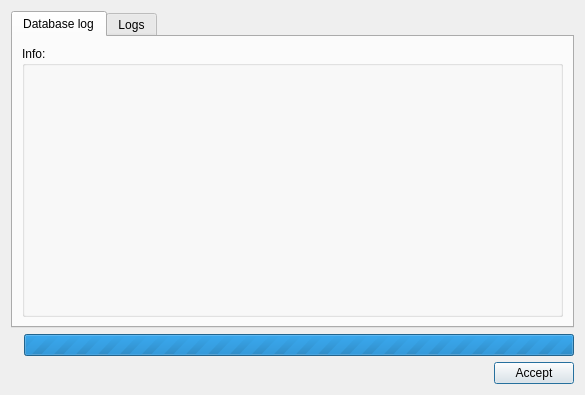
Before: the Qt Designer form core/ui/toolbars/cm/check_project_cm.ui in Giswater/giswater_qgis_plugin, drawn with Qt 5.
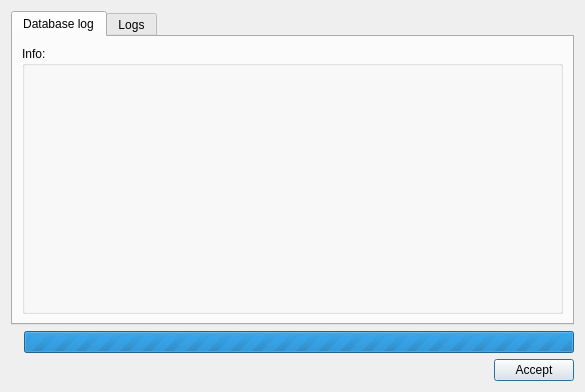
After: the same form once the commit is applied.

```diff
--- a/core/ui/toolbars/cm/check_project_cm.ui
+++ b/core/ui/toolbars/cm/check_project_cm.ui
@@ -7,7 +7,7 @@
     <x>0</x>
     <y>0</y>
     <width>585</width>
-    <height>395</height>
+    <height>392</height>
    </rect>
   </property>
   <property name="windowTitle">
```
